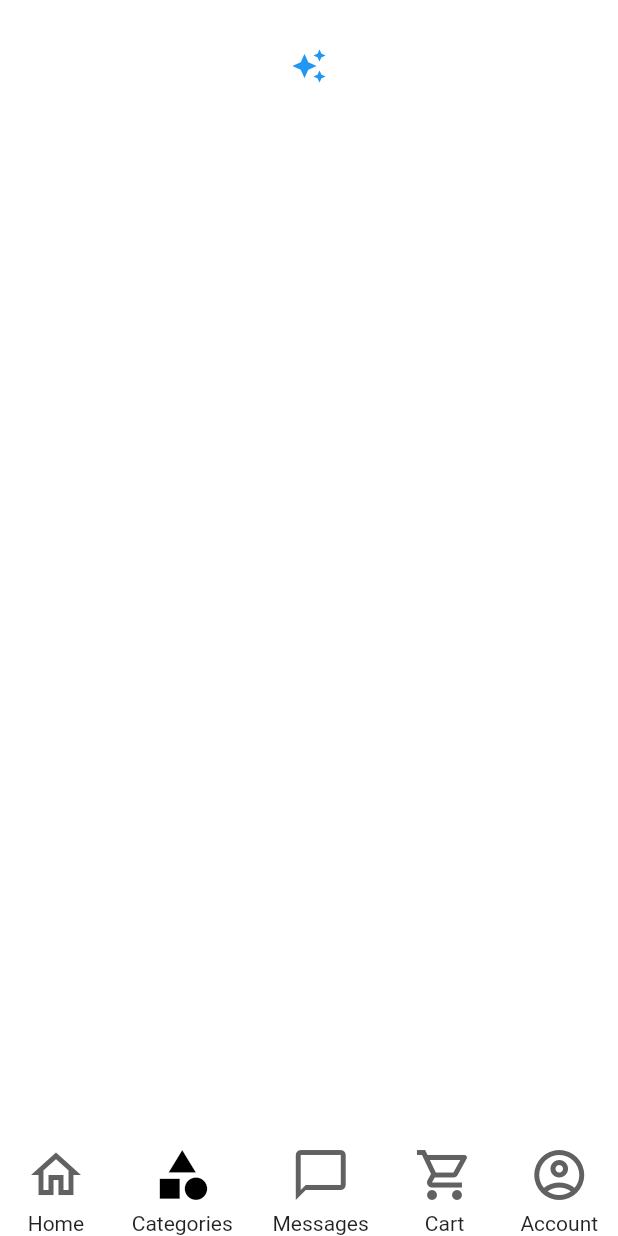
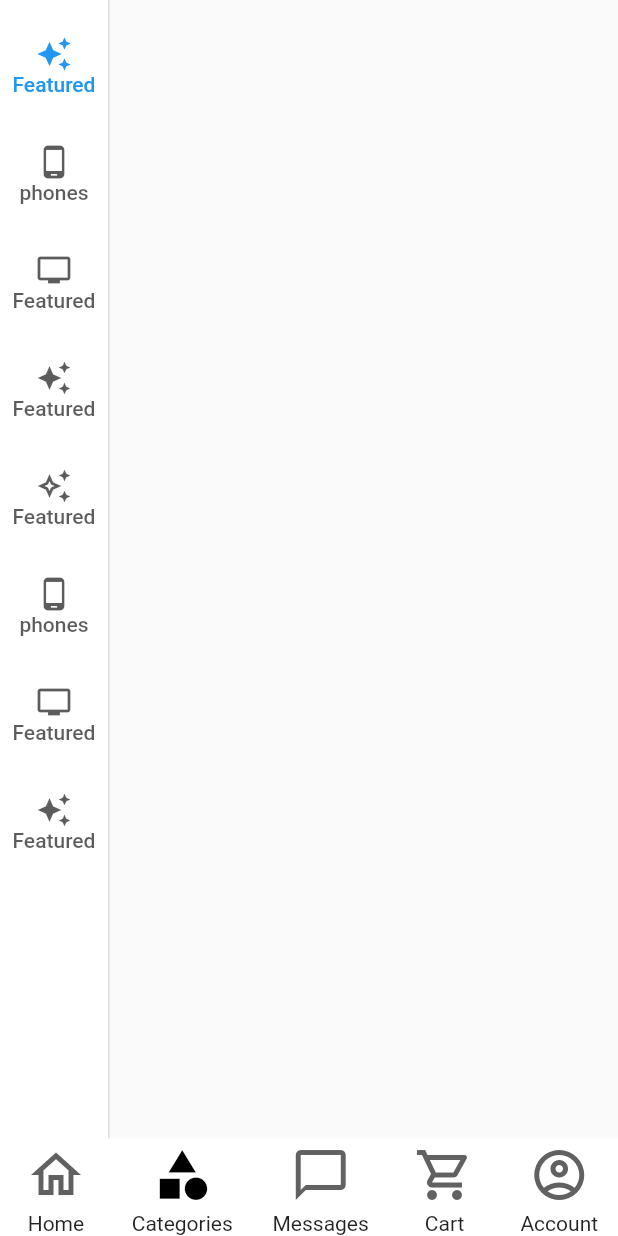
Before and after one commit to ruiyotabby/commerce_app, a Flutter app: the screen it shows after launch, item 2 of the bottom bar chosen, on a phone screen of 412 x 824 dp. Run offline on Flutter 3.47's test engine with Material 2 defaults, Android fonts, the phone set to English and light mode, and no system bars.

Commit message:
nav trail
Signed-off-by: Ruiyot Abby <ruiyotabby@gmail.com>

```diff
--- a/lib/app.dart
+++ b/lib/app.dart
@@ -12,6 +12,7 @@ class CommerceApp extends StatelessWidget {
       routes: {
         '/': (context) => const HomePage(),
       },
+      debugShowCheckedModeBanner: false,
     );
   }
 }
--- a/lib/category.dart
+++ b/lib/category.dart
@@ -1,14 +1,82 @@
 import 'package:flutter/material.dart';
+import 'package:flutter/rendering.dart';
 
 class CategoryPage extends StatelessWidget {
   const CategoryPage({Key? key}) : super(key: key);
 
   @override
   Widget build(BuildContext context) {
-    return Center(
-        child: NavigationRail(destinations: [
-      NavigationRailDestination(
-          icon: Icon(Icons.auto_awesome), label: Text('Featured'))
-    ], selectedIndex: 0));
+    return _NavigationRail();
   }
 }
+
+class _NavigationRail extends StatefulWidget {
+  const _NavigationRail({
+    Key? key,
+  }) : super(key: key);
+
+  @override
+  State<_NavigationRail> createState() => _NavigationRailState();
+}
+
+class _NavigationRailState extends State<_NavigationRail> {
+  @override
+  Widget build(BuildContext context) {
+    return Scaffold(
+      body: Row(
+        children: [
+          LayoutBuilder(builder: (context, constraints) {
+            return SingleChildScrollView(
+              child: ConstrainedBox(
+                constraints: BoxConstraints(minHeight: constraints.maxHeight),
+                child: IntrinsicHeight(
+                  child: NavigationRail(
+                    labelType: NavigationRailLabelType.all,
+                    destinations: [
+                      NavigationRailDestination(
+                        icon: Icon(Icons.auto_awesome_outlined),
+                        selectedIcon: Icon(Icons.auto_awesome),
+                        label: Text('Featured'),
+                      ),
+                      NavigationRailDestination(
+                        icon: Icon(Icons.phone_android),
+                        label: Text('phones'),
+                      ),
+                      NavigationRailDestination(
+                        icon: Icon(Icons.tv),
+                        label: Text('Featured'),
+                      ),
+                      NavigationRailDestination(
+                        icon: Icon(Icons.auto_awesome),
+                        label: Text('Featured'),
+                      ),
+                      NavigationRailDestination(
+                        icon: Icon(Icons.auto_awesome_outlined),
+                        selectedIcon: Icon(Icons.auto_awesome),
+                        label: Text('Featured'),
+                      ),
+                      NavigationRailDestination(
+                        icon: Icon(Icons.phone_android),
+                        label: Text('phones'),
+                      ),
+                      NavigationRailDestination(
+                        icon: Icon(Icons.tv),
+                        label: Text('Featured'),
+                      ),
+                      NavigationRailDestination(
+                        icon: Icon(Icons.auto_awesome),
+                        label: Text('Featured'),
+                      ),
+                    ],
+                    selectedIndex: 0,
+                  ),
+                ),
+              ),
+            );
+          }),
+          VerticalDivider(thickness: 1, width: 1)
+        ],
+      ),
+    );
+  }
+}
--- a/lib/home.dart
+++ b/lib/home.dart
@@ -67,9 +67,7 @@ class HomeTabs extends StatelessWidget {
           const Text(
             'Tech Life Sale',
             style: TextStyle(
-                      color: Colors.white,
-                      fontSize: 27,
-                      fontWeight: FontWeight.w900),
+                color: Colors.white, fontSize: 27, fontWeight: FontWeight.w900),
           ),
           const Text(
             'Tech Boom Better Life',
@@ -79,11 +77,11 @@ class HomeTabs extends StatelessWidget {
             ),
           ),
           GridView.count(
-                  padding: const EdgeInsets.all(5),
+            padding: const EdgeInsets.all(1),
             shrinkWrap: true,
             primary: false,
-                  crossAxisSpacing: 7,
-                  mainAxisSpacing: 7,
+            // crossAxisSpacing: 1,
+            // mainAxisSpacing: 8,
             crossAxisCount: 4,
             children: [
               offerCard('', 'Tech Life Sale', 'The Best Price Ever'),
@@ -105,7 +103,6 @@ class HomeTabs extends StatelessWidget {
             ],
           ),
           saleContainer,
-
         ],
       ),
     );
```
Lines whose indentation alone changed are shown as unchanged.
